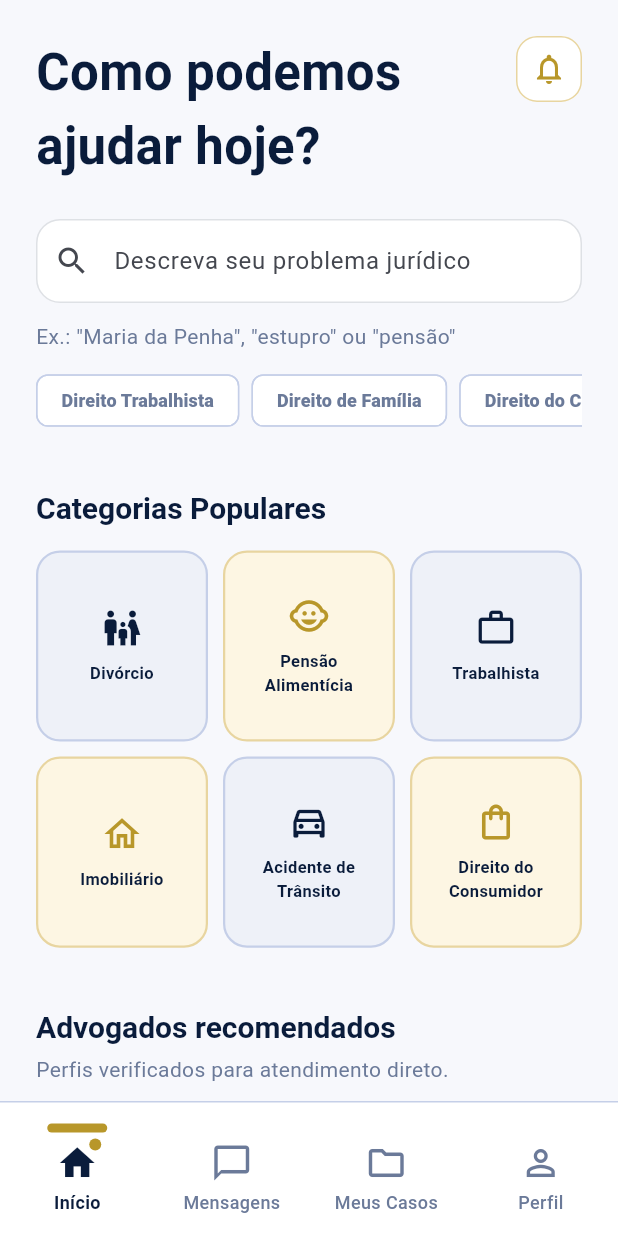
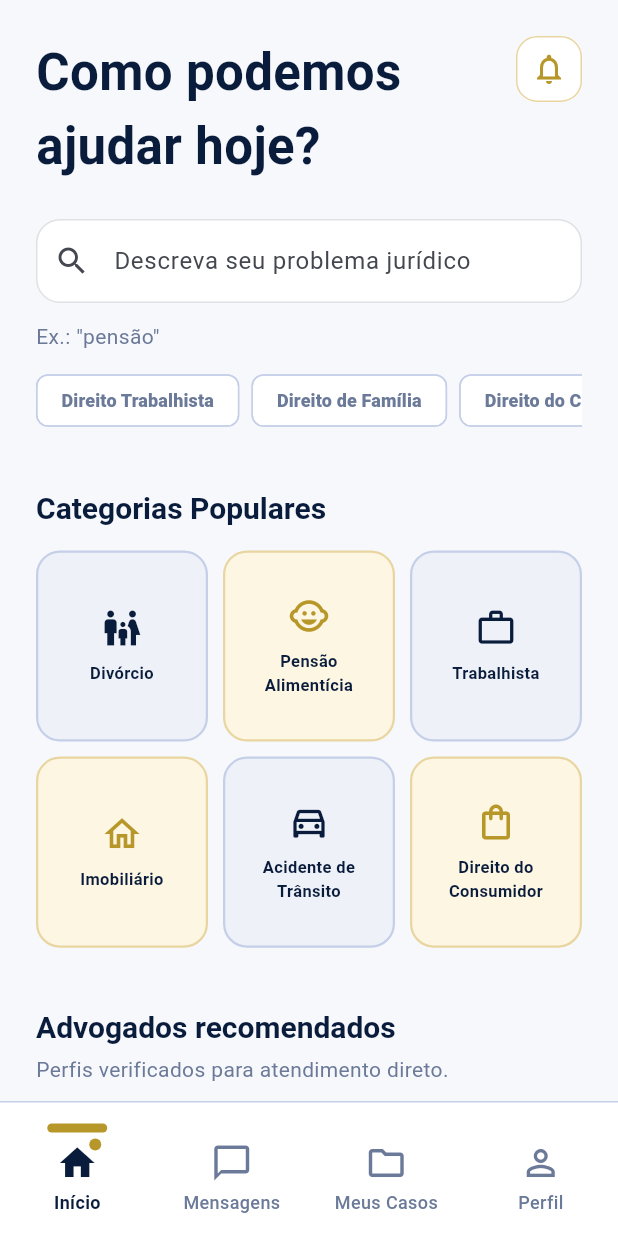
Before and after one commit to SamuelFries/Jurii, a Flutter app: the MainNavigation screen opened directly with empty values, on a phone screen of 412 x 824 dp. Run offline on Flutter 3.47's test engine with Material 3 defaults, Android fonts, the phone set to English and light mode, and no system bars; our stand-ins replace supabase_flutter; accounts and stored records are empty; network calls fail.

Commit message:
mudança exemplo de busca

```diff
--- a/lib/screens/home_screen.dart
+++ b/lib/screens/home_screen.dart
@@ -95,7 +95,7 @@ class _HomeScreenState extends State<HomeScreen> {
 
               const SizedBox(height: 12),
 
-              const Text('Ex.: "Maria da Penha", "estupro" ou "pensão"'),
+              const Text('Ex.: "pensão"'),
 
               const SizedBox(height: 14),
 
```
